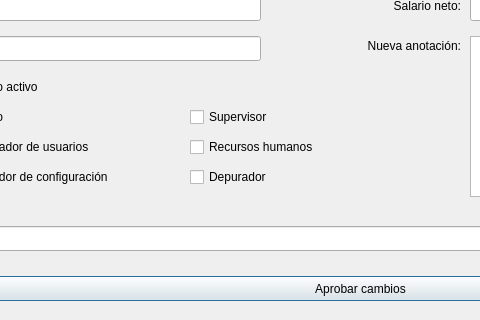
Los-Pollitos/PI-Redes-Sistemas-Operativos, file Interfaz/modify_user.ui: the form before one commit; both pictures show x 260 to 740 and y 274 to 594 of the 1114 by 594 pixel window.
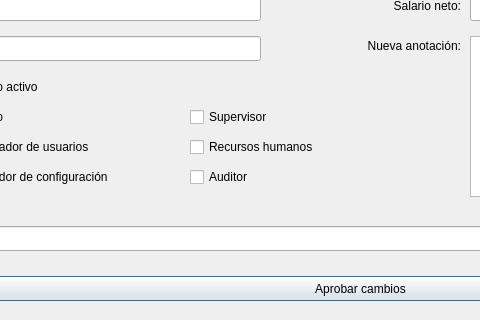
The form after the commit.

```diff
--- a/Interfaz/modify_user.ui
+++ b/Interfaz/modify_user.ui
@@ -153,7 +153,7 @@
     </rect>
    </property>
    <property name="text">
-    <string>Depurador</string>
+    <string>Auditor</string>
    </property>
   </widget>
   <widget class="QCheckBox" name="checkbox_employee">
```
Left out of the diff: 2 changed lines with no effect on the pictures.
